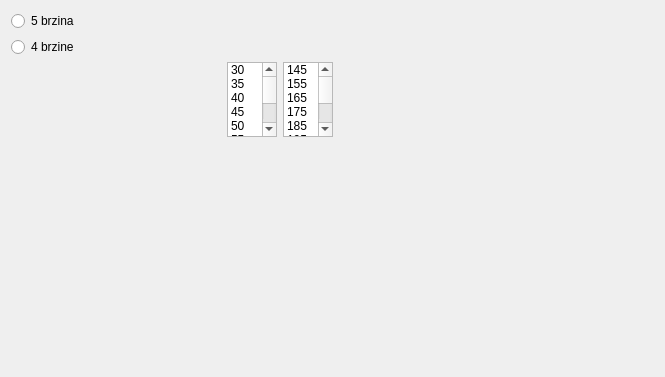
Fangio92/Obrtaji, file mainwindow.ui: the form before one commit.
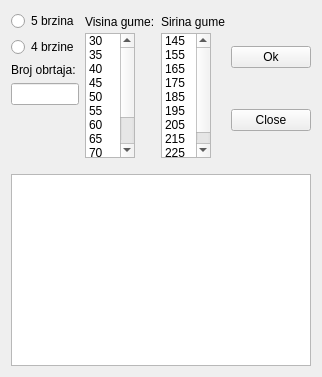
The form after the commit.

Commit message: Izmena prozora

The edit to the form file:
```diff
--- a/mainwindow.ui
+++ b/mainwindow.ui
@@ -6,7 +6,7 @@
    <rect>
     <x>0</x>
     <y>0</y>
-    <width>665</width>
+    <width>319</width>
     <height>377</height>
    </rect>
   </property>
@@ -15,22 +15,6 @@
   </property>
   <widget class="QWidget" name="centralWidget">
    <layout class="QGridLayout" name="gridLayout">
-    <item row="0" column="4">
-     <spacer name="horizontalSpacer">
-      <property name="orientation">
-       <enum>Qt::Horizontal</enum>
-      </property>
-      <property name="sizeHint" stdset="0">
-       <size>
-        <width>40</width>
-        <height>20</height>
-       </size>
-      </property>
-     </spacer>
-    </item>
-    <item row="0" column="1">
-     <layout class="QVBoxLayout" name="verticalLayout_2"/>
-    </item>
     <item row="0" column="0">
      <layout class="QVBoxLayout" name="verticalLayout">
       <property name="sizeConstraint">
@@ -54,6 +38,16 @@
             </property>
            </widget>
           </item>
+          <item>
+           <widget class="QLabel" name="label">
+            <property name="text">
+             <string>Broj obrtaja:</string>
+            </property>
+           </widget>
+          </item>
+          <item>
+           <widget class="QLineEdit" name="lineEdit"/>
+          </item>
           <item>
            <spacer name="verticalSpacer_2">
             <property name="orientation">
@@ -70,11 +64,38 @@
          </layout>
         </item>
         <item>
+         <layout class="QVBoxLayout" name="lyt" stretch="0,0">
+          <property name="spacing">
+           <number>0</number>
+          </property>
+          <property name="sizeConstraint">
+           <enum>QLayout::SetDefaultConstraint</enum>
+          </property>
+          <property name="leftMargin">
+           <number>0</number>
+          </property>
+          <property name="topMargin">
+           <number>0</number>
+          </property>
+          <property name="rightMargin">
+           <number>0</number>
+          </property>
+          <property name="bottomMargin">
+           <number>10</number>
+          </property>
+          <item>
+           <widget class="QLabel" name="label_2">
+            <property name="text">
+             <string>Visina gume:</string>
+            </property>
+           </widget>
+          </item>
+          <item>
          <widget class="QListWidget" name="listWidget_2">
           <property name="maximumSize">
            <size>
             <width>50</width>
-            <height>75</height>
+              <height>125</height>
            </size>
           </property>
           <item>
@@ -134,12 +155,32 @@
           </item>
          </widget>
         </item>
+         </layout>
+        </item>
+        <item>
+         <layout class="QVBoxLayout" name="verticalLayout_4">
+          <property name="spacing">
+           <number>0</number>
+          </property>
+          <property name="rightMargin">
+           <number>0</number>
+          </property>
+          <property name="bottomMargin">
+           <number>10</number>
+          </property>
+          <item>
+           <widget class="QLabel" name="label_3">
+            <property name="text">
+             <string>Sirina gume</string>
+            </property>
+           </widget>
+          </item>
         <item>
          <widget class="QListWidget" name="listWidget">
           <property name="maximumSize">
            <size>
             <width>50</width>
-            <height>75</height>
+              <height>125</height>
            </size>
           </property>
           <item>
@@ -191,20 +232,30 @@
         </item>
        </layout>
       </item>
+        <item>
+         <layout class="QVBoxLayout" name="verticalLayout_2">
+          <item>
+           <widget class="QPushButton" name="pushButton_2">
+            <property name="text">
+             <string>Ok</string>
+            </property>
+           </widget>
+          </item>
+          <item>
+           <widget class="QPushButton" name="pushButton">
+            <property name="text">
+             <string>Close</string>
+            </property>
+           </widget>
+          </item>
+         </layout>
+        </item>
+       </layout>
+      </item>
      </layout>
     </item>
     <item row="1" column="0">
-     <spacer name="verticalSpacer">
-      <property name="orientation">
-       <enum>Qt::Vertical</enum>
-      </property>
-      <property name="sizeHint" stdset="0">
-       <size>
-        <width>20</width>
-        <height>40</height>
-       </size>
-      </property>
-     </spacer>
+     <widget class="QTextBrowser" name="textBrowser"/>
     </item>
    </layout>
   </widget>
```
Lines whose indentation alone changed are shown as unchanged. The commit also changes 1 other file.
